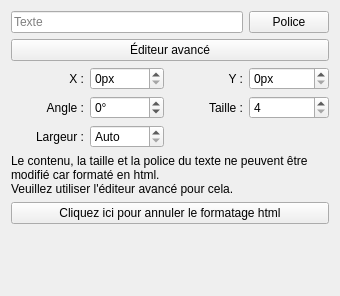
Before: the Qt Designer form sources/ui/inditextpropertieswidget.ui in qelectrotech/qelectrotech-source-mirror, drawn with Qt 5.
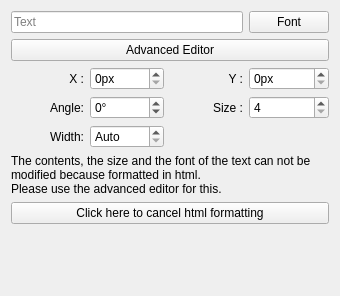
After: the same form once the commit is applied.

```diff
--- a/sources/ui/inditextpropertieswidget.ui
+++ b/sources/ui/inditextpropertieswidget.ui
@@ -27,14 +27,14 @@
    <item row="1" column="0" colspan="4">
     <widget class="QPushButton" name="m_advanced_editor_pb">
      <property name="text">
-      <string>Éditeur avancé</string>
+      <string>Advanced Editor</string>
      </property>
     </widget>
    </item>
    <item row="3" column="2">
     <widget class="QLabel" name="label_4">
      <property name="text">
-      <string>Taille :</string>
+      <string>Size :</string>
      </property>
      <property name="alignment">
       <set>Qt::AlignRight|Qt::AlignTrailing|Qt::AlignVCenter</set>
@@ -44,7 +44,7 @@
    <item row="3" column="0">
     <widget class="QLabel" name="label_3">
      <property name="text">
-      <string>Angle :</string>
+      <string>Angle:</string>
      </property>
      <property name="alignment">
       <set>Qt::AlignRight|Qt::AlignTrailing|Qt::AlignVCenter</set>
@@ -129,7 +129,7 @@
    <item row="4" column="0">
     <widget class="QLabel" name="label_5">
      <property name="text">
-      <string>Largeur :</string>
+      <string>Width:</string>
      </property>
      <property name="alignment">
       <set>Qt::AlignRight|Qt::AlignTrailing|Qt::AlignVCenter</set>
@@ -161,8 +161,8 @@
    <item row="5" column="0" colspan="4">
     <widget class="QLabel" name="m_label">
      <property name="text">
-      <string>Le contenu, la taille et la police du texte ne peuvent être modifié car formaté en html.
-Veuillez utiliser l'éditeur avancé pour cela.</string>
+      <string>The contents, the size and the font of the text can not be modified because formatted in html.
+Please use the advanced editor for this.</string>
      </property>
      <property name="scaledContents">
       <bool>false</bool>
@@ -175,21 +175,21 @@
    <item row="6" column="0" colspan="4">
     <widget class="QPushButton" name="m_break_html_pb">
      <property name="text">
-      <string>Cliquez ici pour annuler le formatage html</string>
+      <string>Click here to cancel html formatting</string>
      </property>
     </widget>
    </item>
    <item row="0" column="0" colspan="3">
     <widget class="QLineEdit" name="m_line_edit">
      <property name="placeholderText">
-      <string>Texte</string>
+      <string>Text</string>
      </property>
     </widget>
    </item>
    <item row="0" column="3">
     <widget class="QPushButton" name="m_font_pb">
      <property name="text">
-      <string>Police</string>
+      <string>Font</string>
      </property>
     </widget>
    </item>
```
Left out of the diff: 2 changed lines with no effect on the pictures.
